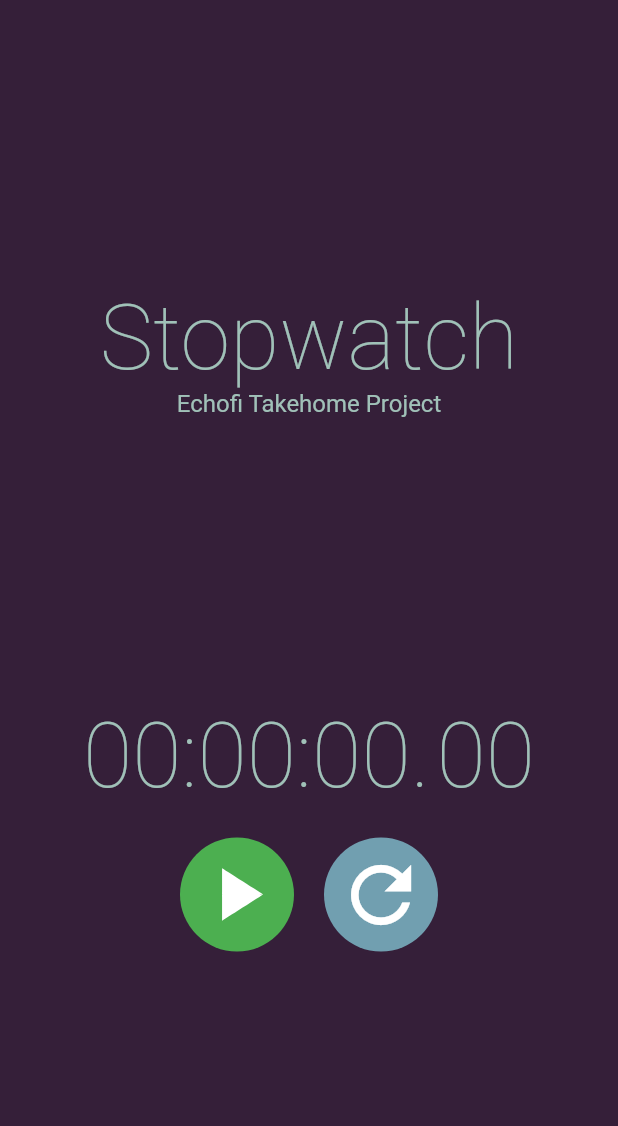
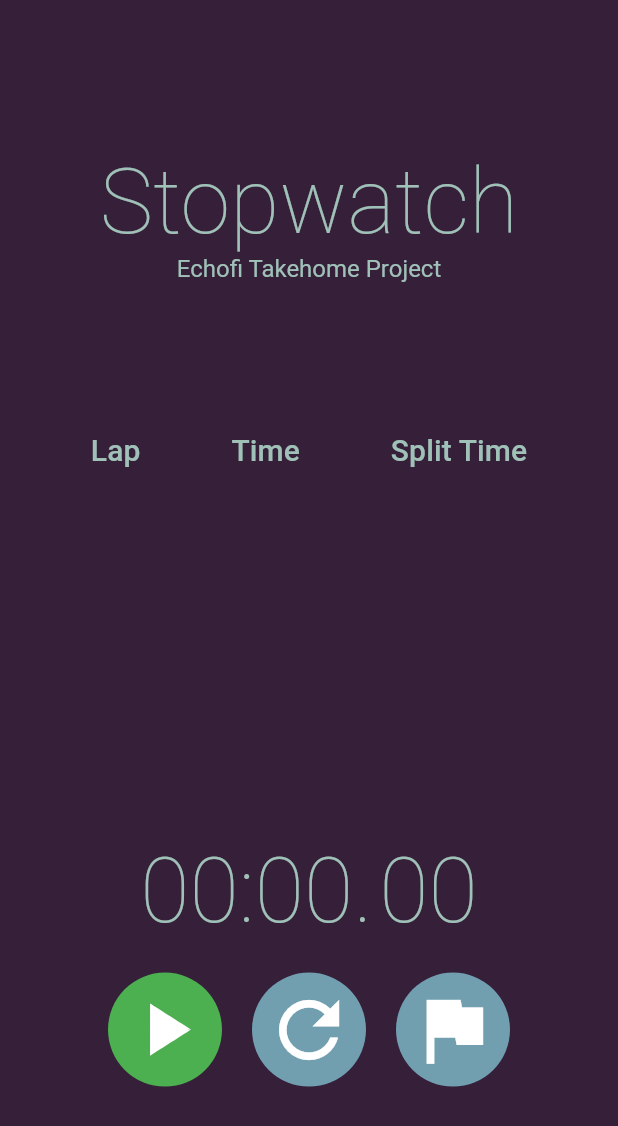
Before and after one commit to Salvist/fitness_app, a Flutter app: the screen it shows after launch, after a tap on the "refresh" icon, on a phone screen of 412 x 824 dp. Shown: the top 1126 px of the screen. Run offline on Flutter 3.47's test engine with Material 2 defaults, Android fonts, the phone set to English and light mode, and no system bars.

Commit message:
Task 2 Completed

```diff
--- a/lib/main.dart
+++ b/lib/main.dart
@@ -3,8 +3,85 @@ import 'dart:async';
 import 'package:flutter/material.dart';
 
 void main() {
+  // WidgetsFlutterBinding.ensureInitialized();
   runApp(MyApp());
 }
+
+// class StopwatchState {
+//   Duration stopwatch;
+//   String time;
+//   // final Timer? timer;
+//
+//   StopwatchState({
+//     required this.stopwatch,
+//     this.time = ''
+//     // this.timer
+//   });
+// }
+//
+// class StopwatchStateScope extends InheritedWidget {
+//   final StopwatchState data;
+//   StopwatchStateScope(this.data, {Key? key, required Widget child}) : super(key: key, child: child);
+//   static StopwatchState of(BuildContext context){
+//     return context.dependOnInheritedWidgetOfExactType<StopwatchStateScope>()!.data;
+//   }
+//
+//   @override
+//   bool updateShouldNotify(StopwatchStateScope old){
+//     return true;
+//   }
+// }
+//
+// class StopwatchStateWidget extends StatefulWidget{
+//   final Widget child;
+//
+//   StopwatchStateWidget({
+//     required this.child
+//   });
+//
+//   static _StopwatchStateWidget of(BuildContext context){
+//     return context.findAncestorStateOfType<_StopwatchStateWidget>()!;
+//   }
+//
+//   @override
+//   _StopwatchStateWidget createState() => _StopwatchStateWidget();
+// }
+//
+// class _StopwatchStateWidget extends State<StopwatchStateWidget>{
+//   StopwatchState _data = StopwatchState(stopwatch: Duration());
+//   late String time;
+//
+//   void initState(){
+//     super.initState();
+//     time = showTime;
+//   }
+//
+//   void incrementTime(){
+//     setState(() {
+//       int mil = _data.stopwatch.inMilliseconds + 10;
+//       _data.stopwatch = Duration(milliseconds: mil);
+//       _data.time = time;
+//       time = showTime;
+//     });
+//   }
+//
+//   String get showTime{
+//     String sec = _data.stopwatch.inSeconds.remainder(60).toString().padLeft(2, '0');
+//     String min = _data.stopwatch.inMinutes.remainder(60).toString().padLeft(2, '0');
+//     String hour = _data.stopwatch.inHours.remainder(60).toString().padLeft(2, '0');
+//     return '$hour:$min:$sec';
+//   }
+//
+//
+//   @override
+//   Widget build(BuildContext context){
+//     return StopwatchStateScope(
+//       _data,
+//       child: widget.child,
+//     );
+//   }
+//
+// }
 
 class MyApp extends StatelessWidget {
   // This widget is the root of your application.
@@ -16,6 +93,7 @@ class MyApp extends StatelessWidget {
         textTheme: TextTheme(
           headline1: TextStyle(fontSize: 60, color: Color(0xFFA0C1B8)),
           subtitle1: TextStyle(color: Color(0xFFA0C1B8)),
+          subtitle2: TextStyle(fontSize: 20, color: Color(0xFFA0C1B8))
         ),
         primarySwatch: Colors.blue,
       ),
@@ -30,7 +108,6 @@ class FitnessAppMainPage extends StatefulWidget{
 }
 
 class _FitnessAppState extends State<FitnessAppMainPage>{
-
   @override
   Widget build(BuildContext context){
     return Scaffold(
@@ -73,16 +150,19 @@ class StopwatchTime extends StatefulWidget{
 
 class _StopwatchState extends State<StopwatchTime> with TickerProviderStateMixin{
   Duration stopwatch = Duration();
+  Duration splitTime = Duration();
   Timer? timer;
   late AnimationController _playPauseController;
   late AnimationController _rotateController;
   bool isRunning = false;
 
+  List<int> lapCount = <int>[];
+  List<String> lapTime = <String>[];
+  List<String> lapSplitTime = <String>[];
+
   @override
   void initState(){
     super.initState();
-
-    // startTimer();
     animateIcons();
   }
 
@@ -104,8 +184,10 @@ class _StopwatchState extends State<StopwatchTime> with TickerProviderStateMixin
    */
   void incrementTime(){
     setState(() {
-      int mil = stopwatch.inMilliseconds + 10;
-      stopwatch = Duration(milliseconds: mil);
+      int mil1 = stopwatch.inMilliseconds + 10;
+      int mil2 = splitTime.inMilliseconds + 10;
+      stopwatch = Duration(milliseconds: mil1);
+      splitTime = Duration(milliseconds: mil2);
     });
   }
 
@@ -129,22 +211,36 @@ class _StopwatchState extends State<StopwatchTime> with TickerProviderStateMixin
     setState(() {
       isRunning = !isRunning;
       isRunning ? startStopwatch() : stopStopwatch();
-      // isRunning ? _playPauseController.forward() : _playPauseController.reverse();
     });
   }
 
-  String showTime(){
-    // String mil = stopwatch.inMilliseconds.remainder(1000).toString().padLeft(2, '0').substring(0, 2);
-    String sec = stopwatch.inSeconds.remainder(60).toString().padLeft(2, '0');
-    String min = stopwatch.inMinutes.remainder(60).toString().padLeft(2, '0');
-    String hour = stopwatch.inHours.remainder(60).toString().padLeft(2, '0');
+  String showTime(int n){
+    if(n == 1){
+      String sec = stopwatch.inSeconds.remainder(60).toString().padLeft(2, '0');
+      String min = stopwatch.inMinutes.remainder(60).toString().padLeft(2, '0');
+      // String hour = stopwatch.inHours.remainder(60).toString().padLeft(2, '0');
 
-    return '$hour:$min:$sec.';
+      return '$min:$sec.';
+    }
+    else {
+      String sec = splitTime.inSeconds.remainder(60).toString().padLeft(2, '0');
+      String min = splitTime.inMinutes.remainder(60).toString().padLeft(2, '0');
+      // String hour = stopwatch.inHours.remainder(60).toString().padLeft(2, '0');
+
+      return '$min:$sec.';
+    }
   }
 
-  String showMil(){
-    String mil = stopwatch.inMilliseconds.remainder(1000).toString().padLeft(2, '0').substring(0, 2);
-    return mil;
+  String showMil(int n){
+    if(n == 1){
+      String mil = stopwatch.inMilliseconds.remainder(1000).toString().padLeft(2, '0').substring(0, 2);
+      return mil;
+    }
+    else {
+      String mil = splitTime.inMilliseconds.remainder(1000).toString().padLeft(2, '0').substring(0, 2);
+      return mil;
+    }
+
   }
 
   void _rotateIcon(){
@@ -157,27 +253,81 @@ class _StopwatchState extends State<StopwatchTime> with TickerProviderStateMixin
     }
 
     stopwatch = Duration();
+    splitTime = Duration();
     isRunning = false;
     stopStopwatch();
-    // _rotateController.repeat();
+    lapCount = <int>[];
+    lapTime = <String>[];
+    lapSplitTime = <String>[];
+  }
+
+  void addLap(){
+    if(isRunning){
+
+      lapCount.add(lapCount.length + 1);
+      lapTime.add(showTime(1) + showMil(1));
+      lapSplitTime.add(showTime(2) + showMil(2));
+
+      print(lapCount.length.toString());
+      print(lapTime.last);
+      stopwatch = Duration();
+    }
   }
 
   @override
   Widget build(BuildContext context){
     return Column(
       children: [
+        //Section: Stopwatch lap
+        Row(
+          mainAxisAlignment: MainAxisAlignment.spaceEvenly,
+          children: [
+
+            Text('Lap', style: Theme.of(context).textTheme.subtitle2),
+            Text('Time', style: Theme.of(context).textTheme.subtitle2),
+            Text('Split Time', style: Theme.of(context).textTheme.subtitle2)
+          ],
+        ),
+        Container(
+          width: MediaQuery.of(context).size.width * 0.9,
+          height: MediaQuery.of(context).size.height * 0.3,
+          decoration: BoxDecoration(
+              // color: Color(0xFF719FB0),
+              borderRadius: BorderRadius.circular(20)
+          ),
+          child: ListView.builder(
+              shrinkWrap: true,
+              padding: EdgeInsets.only(top: 0),
+              itemCount: lapCount.length,
+              // reverse: true,
+              itemBuilder: (context, index){
+                return Row(
+                  mainAxisAlignment: MainAxisAlignment.spaceEvenly,
+                  children: [
+                    Text('${lapCount[index]}', style: Theme.of(context).textTheme.subtitle2),
+                    Text('${lapTime[index]}', style: Theme.of(context).textTheme.subtitle2),
+                    Text('${lapSplitTime[index]}', style: Theme.of(context).textTheme.subtitle2),
+                  ],
+                );
+                // return Text('${lapCount[index]} ==== ${lapTime[index]}', style: Theme.of(context).textTheme.subtitle2, textAlign: TextAlign.center,);
+              }
+          ),
+        ),
+
+        //Section: Stopwatch time
         Row(
           mainAxisAlignment: MainAxisAlignment.center,
           children: [
-            Text(showTime(), style: Theme.of(context).textTheme.headline1,),
+            Text(showTime(1), style: Theme.of(context).textTheme.headline1,),
             SizedBox(
               width: 70,
-              child: Text(showMil(), style: Theme.of(context).textTheme.headline1,textAlign: TextAlign.end,),
+              child: Text(showMil(1), style: Theme.of(context).textTheme.headline1,textAlign: TextAlign.end,),
             )
           ],
         ),
-        // Text(showTime(), style: Theme.of(context).textTheme.headline1,),
         SizedBox(height: 20,),
+
+        //Section: Stopawtch buttons
         Row(
           mainAxisAlignment: MainAxisAlignment.center,
           children: [
@@ -214,9 +364,35 @@ class _StopwatchState extends State<StopwatchTime> with TickerProviderStateMixin
                 ),
               ),
             ),
+            SizedBox(width: 20,),
+            Container(
+              decoration: BoxDecoration(
+                  color: Color(0xFF719FB0),
+                  shape: BoxShape.circle
+              ),
+              child: IconButton(
+                iconSize: 60,
+                onPressed: addLap,
+                icon: Icon(Icons.flag, color: Colors.white),
+              ),
+            )
           ],
         ),
       ],
     );
   }
 }
+
+class StopwatchLap extends StatefulWidget{
+  @override
+  _StopwatchLap createState() => _StopwatchLap();
+}
+
+class _StopwatchLap extends State<StopwatchLap>{
+  @override
+  Widget build(BuildContext context){
+    return Container(
+
+    );
+  }
+}
--- /dev/null
+++ b/lib/time.dart
@@ -0,0 +1,26 @@
+class Time{
+  // int hour = 0;
+  late int min;
+  late int sec;
+  late int mil;
+
+  Time(String t){
+    //time format: mm:ss.milsec
+    //e,g, 12:34.56 --> 12 mins, 34 secs, 56 milsecs
+    min = int.parse(t.substring(0, 2));
+    sec = int.parse(t.substring(3, 5));
+    mil = int.parse(t.substring(6, 8));
+  }
+
+  void decrease(Time t2){
+    if(mil - t2.mil < 0) {
+      sec--;
+      mil = 100 + (mil - t2.mil);
+    }
+    else mil = mil - t2.mil;
+
+
+
+
+  }
+}
```
